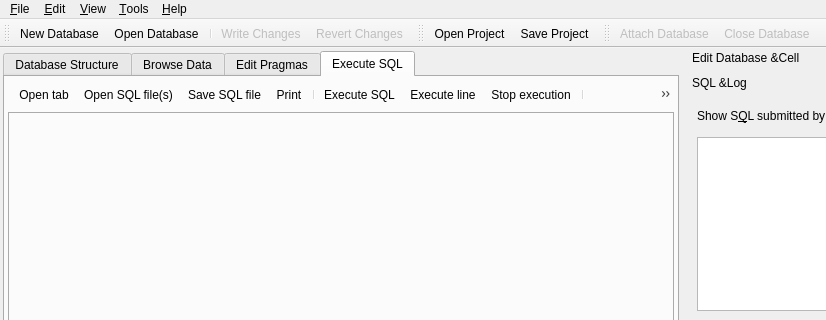
Before: the Qt Designer form src/MainWindow.ui in sqlitebrowser/sqlitebrowser, drawn with Qt 5; both pictures show x 0 to 826 and y 0 to 320 of the 1037 by 630 pixel window.
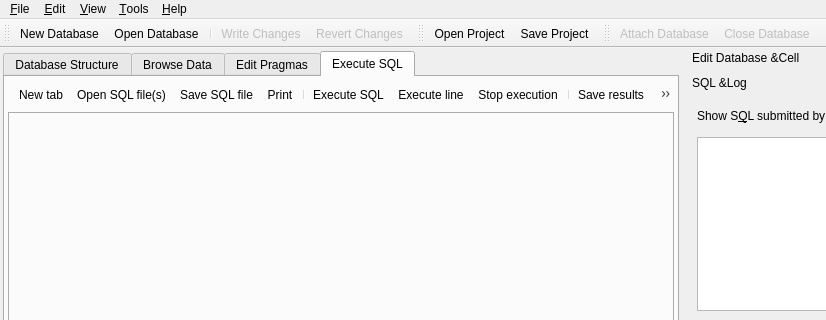
After: the same form once the commit is applied. The open tabs and pages were chosen to show the change. Icons and pictures are not drawn. Custom widgets are drawn as their Qt base class.

Commit message:
Rename 'Open tab' to 'New tab' in the Execute SQL area
See issue #2276.

The edit to the form file:
```diff
--- a/src/MainWindow.ui
+++ b/src/MainWindow.ui
@@ -1470,7 +1470,7 @@
      <normaloff>:/icons/open_tab</normaloff>:/icons/open_tab</iconset>
    </property>
    <property name="text">
-    <string>Open &amp;tab</string>
+    <string>New &amp;tab</string>
    </property>
    <property name="whatsThis">
     <string>This button opens a new tab for the SQL editor</string>
```
Left out of the diff: 2 changed lines with no effect on the pictures. The commit also changes 1 other file.
